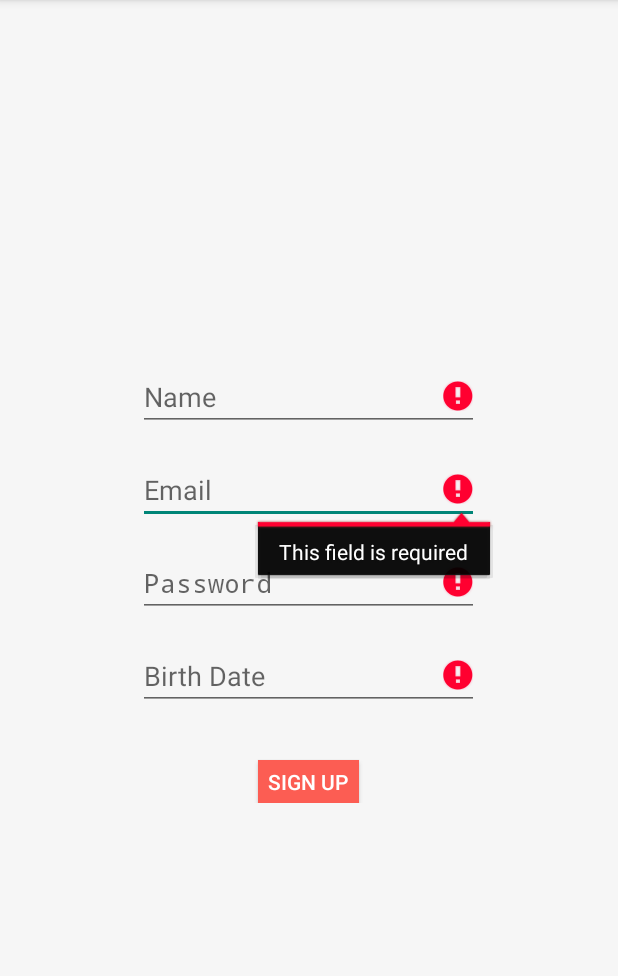
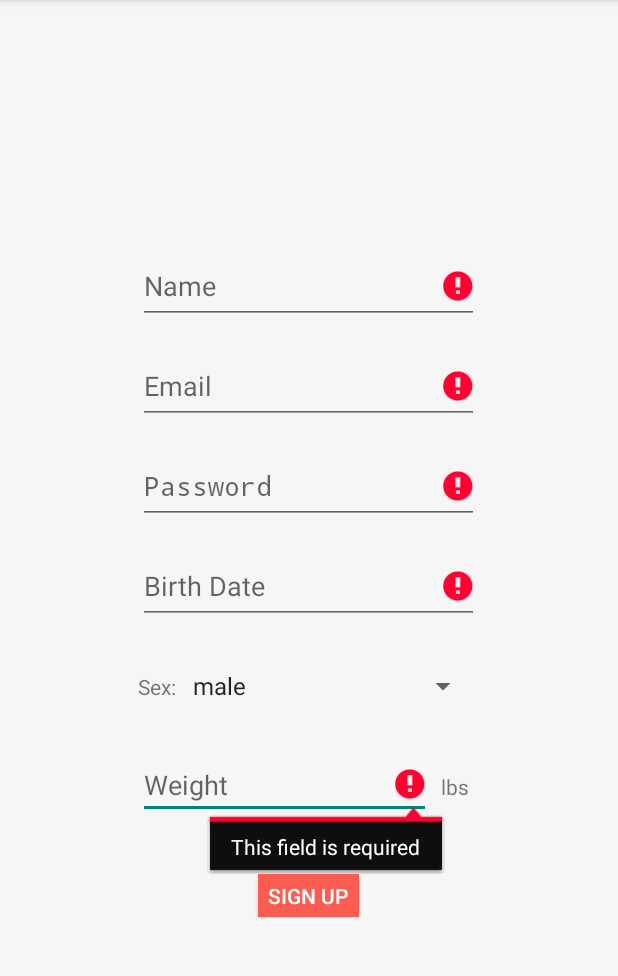
Before and after one commit to chris-perez/SafeBACAndroid, an Android app: the SignUp screen opened directly, with no data from a screen before it, after a tap on "SIGN UP", on a phone screen of 412 x 824 dp, the part 84-1060 px from its top. Run offline under Robolectric (Android 15) with nearby library versions, the phone set to English and light mode, and no system bars; 3 statements that could not run were skipped.

Commit message:
added sex and weight to signup

```diff
--- a/app/src/main/java/com/example/chris/safebacandroid/APICaller.java
+++ b/app/src/main/java/com/example/chris/safebacandroid/APICaller.java
@@ -8,6 +8,7 @@ import org.json.JSONException;
 import org.json.JSONObject;
 
 import java.io.BufferedReader;
+import java.io.FileNotFoundException;
 import java.io.IOException;
 import java.io.InputStream;
 import java.io.InputStreamReader;
@@ -89,8 +90,10 @@ public class APICaller {
       InputStream inputStream;
       if (responseCode >= 500) {
         inputStream = urlConnection.getErrorStream();
+      } else if (responseCode >= 300) {
+        inputStream = urlConnection.getErrorStream();
       } else {
-        inputStream = urlConnection.getInputStream();
+          inputStream = urlConnection.getInputStream();
       }
 
       // Read the input stream into a String
--- a/app/src/main/java/com/example/chris/safebacandroid/LoginActivity.java
+++ b/app/src/main/java/com/example/chris/safebacandroid/LoginActivity.java
@@ -301,6 +301,8 @@ public class LoginActivity extends Activity implements LoaderCallbacks<Cursor> {
         } catch (JSONException e) {
           e.printStackTrace();
         }
+        mAuthTask = null;
+        showProgress(false);
       } else {
         String authID;
         try {
--- a/app/src/main/java/com/example/chris/safebacandroid/SignUp.java
+++ b/app/src/main/java/com/example/chris/safebacandroid/SignUp.java
@@ -23,9 +23,11 @@ import android.view.KeyEvent;
 import android.view.View;
 import android.view.View.OnClickListener;
 import android.view.inputmethod.EditorInfo;
+import android.widget.ArrayAdapter;
 import android.widget.Button;
 import android.widget.DatePicker;
 import android.widget.EditText;
+import android.widget.Spinner;
 import android.widget.TextView;
 import android.widget.Toast;
 
@@ -46,7 +48,7 @@ import static android.Manifest.permission.READ_CONTACTS;
  * A login screen that offers login via email/password.
  */
 public class SignUp extends Activity implements LoaderCallbacks<Cursor>, OnClickListener{
-  public static final String PREFS_NAME = "MRPrefs";
+  public static final String PREFS_NAME = "SafeBACPrefs";
   /**
    * Keep track of the login task to ensure we can cancel it if requested.
    */
@@ -57,6 +59,9 @@ public class SignUp extends Activity implements LoaderCallbacks<Cursor>, OnClick
   private EditText mEmailView;
   private EditText mPasswordView;
   private EditText mBirthdateView;
+
+  private EditText mWeightView;
+  private Spinner mSexSpinner;
 
   private Calendar birhtdate;
 
@@ -94,6 +99,14 @@ public class SignUp extends Activity implements LoaderCallbacks<Cursor>, OnClick
     mBirthdateView.requestFocus();
     setDateTimeField();
 
+    mWeightView = (EditText) findViewById(R.id.weight);
+    mSexSpinner = (Spinner) findViewById(R.id.sex);
+
+    ArrayAdapter<CharSequence> adapter = ArrayAdapter.createFromResource(this, R.array.sex_array,
+        android.R.layout.simple_spinner_item);
+    adapter.setDropDownViewResource(android.R.layout.simple_spinner_dropdown_item);
+    mSexSpinner.setAdapter(adapter);
+
     Button mEmailSignInButton = (Button) findViewById(R.id.button_signup_form);
     mEmailSignInButton.setOnClickListener(new OnClickListener() {
       @Override
@@ -104,6 +117,8 @@ public class SignUp extends Activity implements LoaderCallbacks<Cursor>, OnClick
 
     mLoginFormView = findViewById(R.id.email_signup_form);
     mProgressView = findViewById(R.id.login_progress);
+
+
   }
 
   private void setDateTimeField() {
@@ -148,12 +163,15 @@ public class SignUp extends Activity implements LoaderCallbacks<Cursor>, OnClick
     mEmailView.setError(null);
     mPasswordView.setError(null);
     mBirthdateView.setError(null);
+    mWeightView.setError(null);
 
     // Store values at the time of the login attempt.
     String name = mNameView.getText().toString();
     String email = mEmailView.getText().toString();
     String password = mPasswordView.getText().toString();
     String birthdate = mBirthdateView.getText().toString();
+    int weight = Integer.parseInt(mWeightView.getText().toString());
+    String sex = mSexSpinner.getSelectedItem().toString();
 
     long date = -1;
 
@@ -200,6 +218,16 @@ public class SignUp extends Activity implements LoaderCallbacks<Cursor>, OnClick
       cancel = true;
     }
 
+    if (TextUtils.isEmpty(mWeightView.getText())) {
+      mWeightView.setError(getString(R.string.error_field_required));
+      focusView = mWeightView;
+      cancel = true;
+    } else if (weight < 0) {
+      mWeightView.setError("Weight must be greater than 0.");
+      focusView = mWeightView;
+      cancel = true;
+    }
+
 
     if (cancel) {
       // There was an error; don't attempt login and focus the first
@@ -209,7 +237,7 @@ public class SignUp extends Activity implements LoaderCallbacks<Cursor>, OnClick
       // Show a progress spinner, and kick off a background task to
       // perform the user login attempt.
       showProgress(true);
-      mAuthTask = new UserLoginTask(name, email, password, date);
+      mAuthTask = new UserLoginTask(name, email, password, date, sex, weight);
       mAuthTask.execute((Void) null);
     }
   }
@@ -321,12 +349,16 @@ public class SignUp extends Activity implements LoaderCallbacks<Cursor>, OnClick
     private final String mEmail;
     private final String mPassword;
     private final long mDate;
+    private final String sex;
+    private final int weight;
 
-    UserLoginTask(String name, String email, String password, long date) {
+    UserLoginTask(String name, String email, String password, long date, String sex, int weight) {
       mName = name;
       mEmail = email;
       mPassword = password;
       mDate = date;
+      this.sex = sex;
+      this.weight = weight;
     }
 
     @Override
@@ -337,8 +369,8 @@ public class SignUp extends Activity implements LoaderCallbacks<Cursor>, OnClick
         request.put("email", mEmail);
         request.put("password", mPassword);
         request.put("birthDate", mDate);
-        request.put("sex", "male");
-        request.put("weight", 160);
+        request.put("sex", sex);
+        request.put("weight", weight);
       } catch (JSONException e) {
         e.printStackTrace();
         return null;
@@ -359,6 +391,8 @@ public class SignUp extends Activity implements LoaderCallbacks<Cursor>, OnClick
         } catch (JSONException e) {
           e.printStackTrace();
         }
+        mAuthTask = null;
+        showProgress(false);
       } else {
         String authID;
         try {
--- a/app/src/main/res/layout/activity_sign_up.xml
+++ b/app/src/main/res/layout/activity_sign_up.xml
@@ -17,7 +17,7 @@
 
     <LinearLayout
         android:id="@+id/email_signup_form"
-        android:layout_width="wrap_content"
+        android:layout_width="227.5dp"
         android:layout_height="wrap_content"
         android:gravity="center"
         android:orientation="vertical"
@@ -26,8 +26,8 @@
 
         <EditText
             android:id="@+id/name"
-            android:layout_width="227.5dp"
-            android:layout_height="wrap_content"
+            android:layout_width="match_parent"
+            android:layout_height="50dp"
             android:layout_marginTop="49dp"
             android:ems="10"
             android:hint="Name"
@@ -35,8 +35,8 @@
 
         <EditText
             android:id="@+id/email"
-            android:layout_width="227.5dp"
-            android:layout_height="wrap_content"
+            android:layout_width="match_parent"
+            android:layout_height="50dp"
             android:layout_marginTop="16.5dp"
             android:ems="10"
             android:hint="Email"
@@ -44,8 +44,8 @@
 
         <EditText
             android:id="@+id/password"
-            android:layout_width="227.5dp"
-            android:layout_height="wrap_content"
+            android:layout_width="match_parent"
+            android:layout_height="50dp"
             android:layout_marginTop="16.5dp"
             android:ems="10"
             android:hint="Password"
@@ -53,13 +53,51 @@
 
         <EditText
             android:id="@+id/birthdate"
-            android:layout_width="227.5dp"
-            android:layout_height="wrap_content"
+            android:layout_width="match_parent"
+            android:layout_height="50dp"
             android:layout_marginTop="16.5dp"
             android:inputType="date"
             android:ems="10"
             android:layout_gravity="center_horizontal"
             android:hint="Birth Date"/>
+
+        <LinearLayout
+            android:layout_width="match_parent"
+            android:layout_height="50dp"
+            android:layout_marginTop="16.5dp"
+            android:layout_gravity="center_horizontal"
+            android:orientation="horizontal">
+            <TextView
+                android:layout_width="wrap_content"
+                android:layout_height="match_parent"
+                android:gravity="center"
+                android:text="Sex: "/>
+            <Spinner
+                android:id="@+id/sex"
+                android:layout_width="match_parent"
+                android:layout_height="wrap_content"/>
+        </LinearLayout>
+
+        <LinearLayout
+            android:layout_width="match_parent"
+            android:layout_height="50dp"
+            android:layout_marginTop="16.5dp"
+            android:layout_gravity="center_horizontal"
+            android:orientation="horizontal">
+            <EditText
+                android:id="@+id/weight"
+                android:layout_width="fill_parent"
+                android:layout_height="wrap_content"
+                android:inputType="number"
+                android:hint="Weight"
+                android:layout_weight="1"/>
+            <TextView
+                android:layout_width="fill_parent"
+                android:layout_height="match_parent"
+                android:gravity="center"
+                android:text="lbs"
+                android:layout_weight="6"/>
+        </LinearLayout>
 
         <Button
             android:id="@+id/button_signup_form"
--- a/app/src/main/res/values/strings.xml
+++ b/app/src/main/res/values/strings.xml
@@ -2,4 +2,9 @@
     <string name="app_name">SafeBACAndroid</string>
     <string name="hello_world">Hello world!</string>
     <string name="action_settings">Settings</string>
+
+    <string-array name="sex_array">
+        <item>male</item>
+        <item>female</item>
+    </string-array>
 </resources>
```
